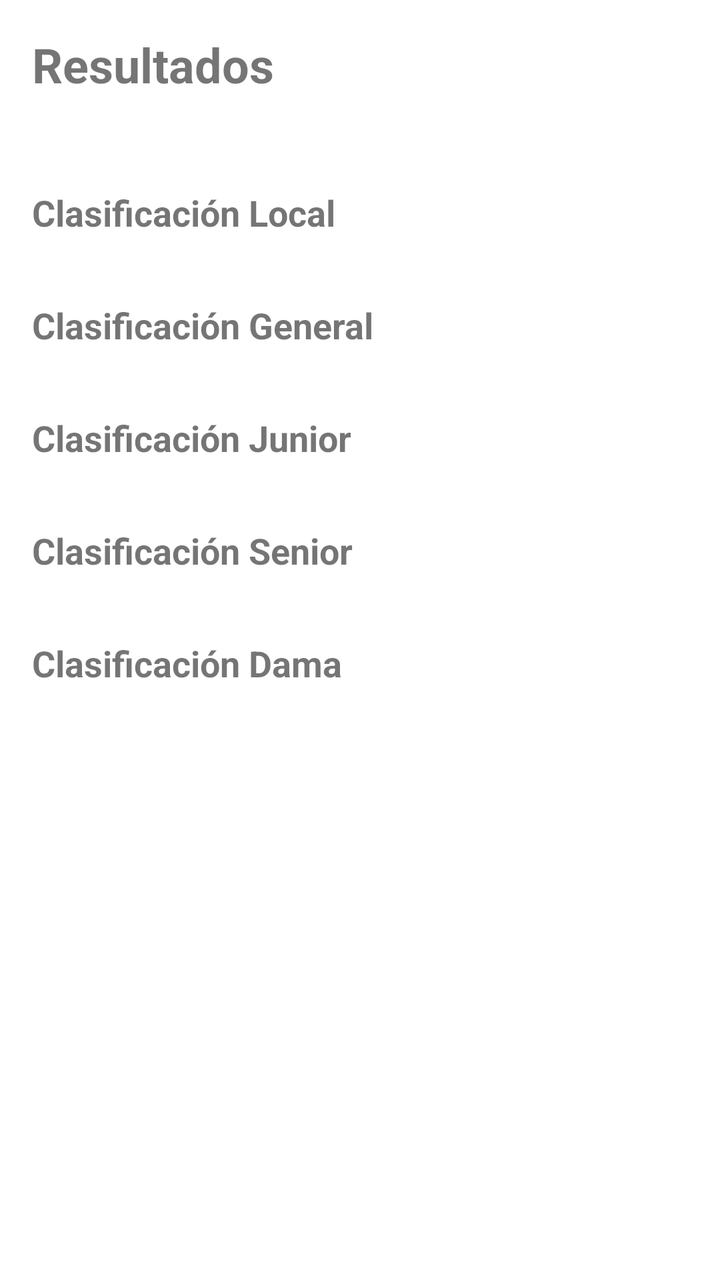
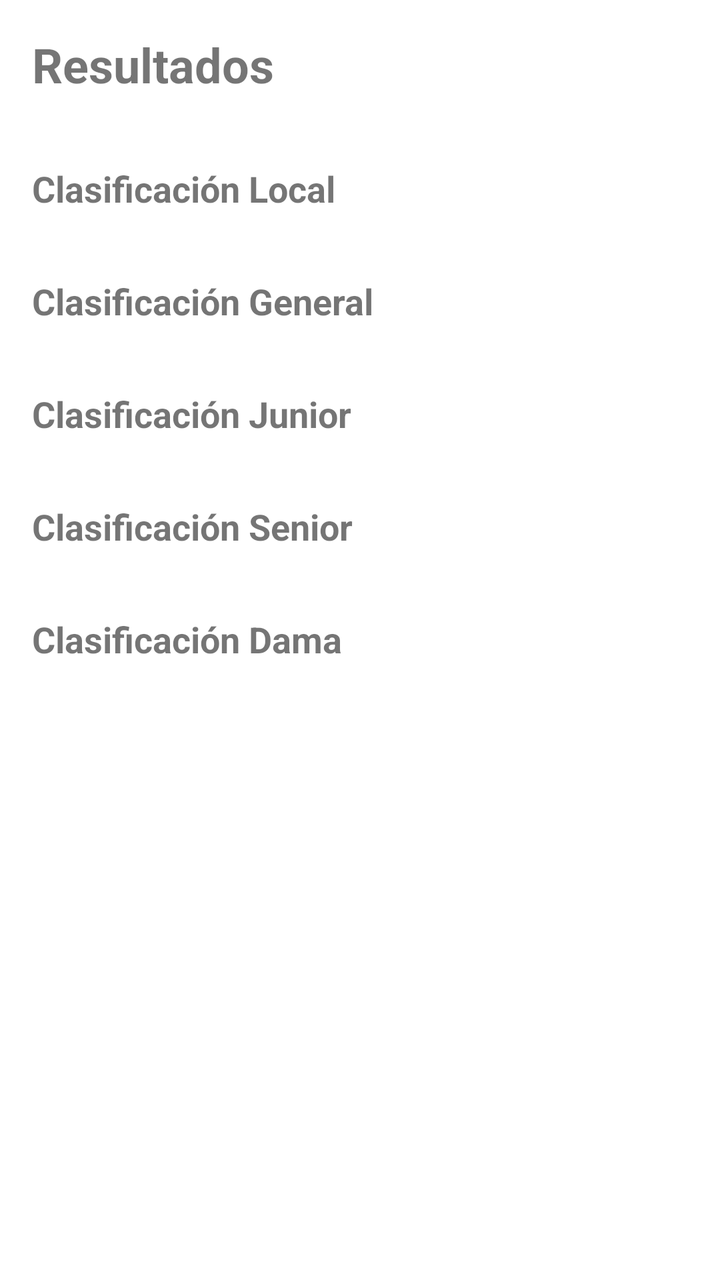

Screens rendered from an Android XML layout before and after an edit, with the pre-edit source and the edit as a unified diff.
<!-- AndroidManifest.xml: application theme Theme.PlatoScore -->
<!-- res/layout/activity_resultados.xml -->
<?xml version="1.0" encoding="utf-8"?>
<androidx.core.widget.NestedScrollView xmlns:android="http://schemas.android.com/apk/res/android"
    xmlns:app="http://schemas.android.com/apk/res-auto"
    xmlns:tools="http://schemas.android.com/tools"
    android:layout_width="match_parent"
    android:layout_height="match_parent"
    tools:context=".ui.activities.ResultadosActivity">

    <LinearLayout
        android:layout_width="match_parent"
        android:layout_height="wrap_content"
        android:orientation="vertical"
        android:padding="16dp">

        <TextView
            android:layout_width="wrap_content"
            android:layout_height="wrap_content"
            android:text="Resultados"
            android:textSize="24sp"
            android:textStyle="bold"
            android:layout_marginBottom="8dp" />

        <TextView
            android:id="@+id/tvRecaudacion"
            android:layout_width="wrap_content"
            android:layout_height="wrap_content"
            android:textSize="16sp"
            android:layout_marginBottom="16dp" />

        
        <TextView
            android:id="@+id/tvTituloLocal"
            android:layout_width="wrap_content"
            android:layout_height="wrap_content"
            android:text="Clasificación Local"
            android:textSize="18sp"
            android:textStyle="bold"
            android:layout_marginBottom="8dp" />

        <androidx.recyclerview.widget.RecyclerView
            android:id="@+id/rvResultadosLocal"
            android:layout_width="match_parent"
            android:layout_height="wrap_content"
            android:nestedScrollingEnabled="false"
            android:layout_marginBottom="24dp" />

        
        <TextView
            android:id="@+id/tvTituloGeneral"
            android:layout_width="wrap_content"
            android:layout_height="wrap_content"
            android:text="Clasificación General"
            android:textSize="18sp"
            android:textStyle="bold"
            android:layout_marginBottom="8dp" />

        <androidx.recyclerview.widget.RecyclerView
            android:id="@+id/rvResultadosGeneral"
            android:layout_width="match_parent"
            android:layout_height="wrap_content"
            android:nestedScrollingEnabled="false"
            android:layout_marginBottom="24dp" />

        
        <TextView
            android:id="@+id/tvTituloJunior"
            android:layout_width="wrap_content"
            android:layout_height="wrap_content"
            android:text="Clasificación Junior"
            android:textSize="18sp"
            android:textStyle="bold"
            android:layout_marginBottom="8dp" />

        <androidx.recyclerview.widget.RecyclerView
            android:id="@+id/rvResultadosJunior"
            android:layout_width="match_parent"
            android:layout_height="wrap_content"
            android:nestedScrollingEnabled="false"
            android:layout_marginBottom="24dp" />

        
        <TextView
            android:id="@+id/tvTituloSenior"
            android:layout_width="wrap_content"
            android:layout_height="wrap_content"
            android:text="Clasificación Senior"
            android:textSize="18sp"
            android:textStyle="bold"
            android:layout_marginBottom="8dp" />

        <androidx.recyclerview.widget.RecyclerView
            android:id="@+id/rvResultadosSenior"
            android:layout_width="match_parent"
            android:layout_height="wrap_content"
            android:nestedScrollingEnabled="false"
            android:layout_marginBottom="24dp" />

        
        <TextView
            android:id="@+id/tvTituloDama"
            android:layout_width="wrap_content"
            android:layout_height="wrap_content"
            android:text="Clasificación Dama"
            android:textSize="18sp"
            android:textStyle="bold"
            android:layout_marginBottom="8dp" />

        <androidx.recyclerview.widget.RecyclerView
            android:id="@+id/rvResultadosDama"
            android:layout_width="match_parent"
            android:layout_height="wrap_content"
            android:nestedScrollingEnabled="false"
            android:layout_marginBottom="24dp" />

    </LinearLayout>

</androidx.core.widget.NestedScrollView>
<!-- resources referenced by this layout -->
<resources>
  <style name="Theme.PlatoScore" parent="Theme.MaterialComponents.DayNight.DarkActionBar">
          
          <item name="colorPrimary">@color/purple_500</item>
          <item name="colorPrimaryVariant">@color/purple_700</item>
          <item name="colorOnPrimary">@color/white</item>
          
          <item name="colorSecondary">@color/teal_200</item>
          <item name="colorSecondaryVariant">@color/teal_700</item>
          <item name="colorOnSecondary">@color/black</item>
          
          <item name="android:statusBarColor">?attr/colorPrimaryVariant</item>
          
      </style>
  <color name="purple_500">#FF6200EE</color>
  <color name="purple_700">#FF3700B3</color>
  <color name="white">#FFFFFFFF</color>
  <color name="teal_200">#FF03DAC5</color>
  <color name="teal_700">#FF018786</color>
  <color name="black">#FF000000</color>
</resources>

<!-- the commit's change to res/layout/activity_resultados.xml (unified diff, before → after) -->
@@ -25,6 +25,16 @@
             android:layout_width="wrap_content"
             android:layout_height="wrap_content"
             android:textSize="16sp"
+            android:layout_marginBottom="4dp" />
+
+        <TextView
+            android:id="@+id/tvHintDesempate"
+            android:layout_width="wrap_content"
+            android:layout_height="wrap_content"
+            android:text="Los tiradores marcados con = están empatados: toca uno para registrar el desempate."
+            android:textSize="13sp"
+            android:textColor="?android:attr/textColorSecondary"
+            android:visibility="gone"
             android:layout_marginBottom="16dp" />
 
         
